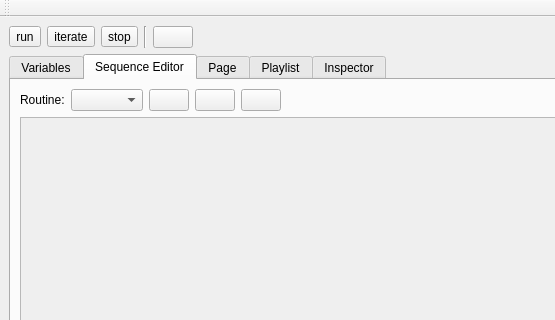
First picture: the form in control-system.ui, repository AlbertHdz4/qplayer, before the edit; both pictures show x 0 to 555 and y 0 to 320 of the 1134 by 912 pixel window.
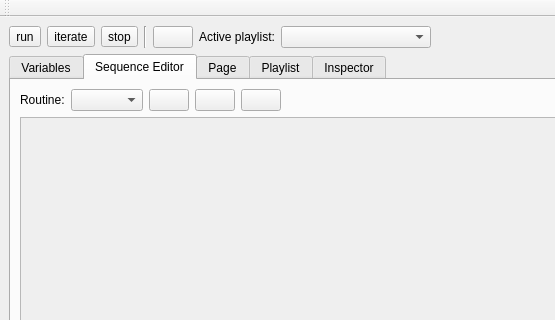
Second picture: the form after the edit. The open tabs and pages were chosen to show the change. Icons and pictures are not drawn.

Commit message: Added active playlist selector.

```diff
--- a/control-system.ui
+++ b/control-system.ui
@@ -108,6 +108,23 @@
         </property>
        </widget>
       </item>
+      <item>
+       <widget class="QLabel" name="label_2">
+        <property name="text">
+         <string>Active playlist:</string>
+        </property>
+       </widget>
+      </item>
+      <item>
+       <widget class="QComboBox" name="playlist_selection_combo_box">
+        <property name="minimumSize">
+         <size>
+          <width>150</width>
+          <height>0</height>
+         </size>
+        </property>
+       </widget>
+      </item>
       <item>
        <spacer name="horizontalSpacer_2">
         <property name="orientation">
```
Left out of the diff: 6 changed lines with no effect on the pictures. The commit also changes 4 other files.
